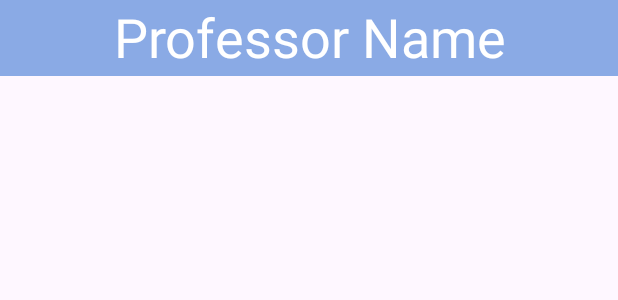
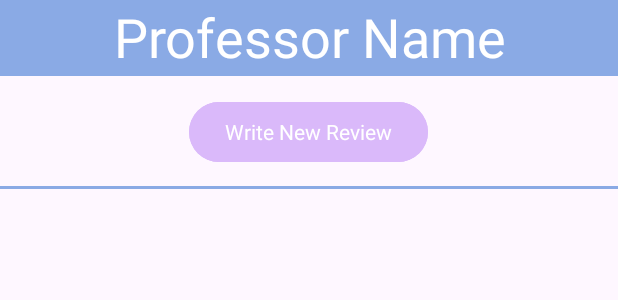
Before and after one commit to evanshaped/FavoriteProfessorApp, an Android app: the layout activity_reviews.xml on its own in the app's theme, with its tools: preview values and no code run, on a phone screen of 412 x 824 dp. Shown: the top 300 px of the screen. Run offline under Robolectric (Android 15) with nearby library versions, the light colour scheme and no system bars.

Commit message:
Add Review page with rating bar and edittext.

```diff
--- a/app/src/main/AndroidManifest.xml
+++ b/app/src/main/AndroidManifest.xml
@@ -29,6 +29,8 @@
         <activity android:name=".ReviewActivity">
 
         </activity>
+
+        <activity android:name=".AddReview"></activity>
     </application>
 
 </manifest>
--- a/app/src/main/java/com/example/favoriteprofessorapp/ReviewActivity.kt
+++ b/app/src/main/java/com/example/favoriteprofessorapp/ReviewActivity.kt
@@ -1,6 +1,7 @@
 package com.example.favoriteprofessorapp
 
 import android.app.Activity
+import android.content.Intent
 import android.os.Bundle
 import android.view.View
 import android.view.ViewGroup
@@ -48,4 +49,9 @@ class ReviewActivity : AppCompatActivity() {
         var adapter : ArrayAdapter<String> = ArrayAdapter(this, android.R.layout.simple_list_item_1, reviews)
         listView.adapter = adapter
     }
+
+    fun processReview(v : View){
+        var myIntent : Intent = Intent(this@ReviewActivity, AddReview::class.java)
+        startActivity(myIntent)
+    }
 }
--- a/app/src/main/res/layout/activity_reviews.xml
+++ b/app/src/main/res/layout/activity_reviews.xml
@@ -17,13 +17,35 @@
         android:layout_width="match_parent"
         android:layout_height="2dp"
         android:background="@color/blue"
-        android:layout_below="@+id/professor_searched"/>
+        android:layout_below="@+id/professor_searched"
+        />
 
+    <TextView
+        android:layout_width="match_parent"
+        android:layout_height="2dp"
+        android:layout_below="@+id/professor_searched"
+        android:layout_marginTop="75dp"
+        android:background="@color/blue"
+        />
     <ListView
         android:layout_width="wrap_content"
         android:layout_height="wrap_content"
+        android:layout_marginTop="75dp"
         android:id="@+id/review_list"
+        android:headerDividersEnabled="true"
         style="@style/DividerStyleLight"
         android:layout_below="@+id/professor_searched" />
 
+    <Button
+        android:layout_width="wrap_content"
+        android:layout_height="wrap_content"
+        android:layout_centerHorizontal="true"
+        android:layout_below="@id/professor_searched"
+        android:layout_marginTop="15dp"
+        style="@style/ButtonStyleLight"
+        android:text="Write New Review"
+        android:id="@+id/newReview"
+        android:onClick="processReview"
+        />
+    />
 </RelativeLayout>
--- a/app/src/main/res/values/themes.xml
+++ b/app/src/main/res/values/themes.xml
@@ -8,7 +8,7 @@
     <style name="Theme.FavoriteProfessorApp" parent="Base.Theme.FavoriteProfessorApp" />
 
     <style name="ButtonStyleLight" parent="Base.Theme.FavoriteProfessorApp">
-        <item name="android:backgroundTint">@color/blue</item>
+        <item name="android:backgroundTint">@color/purple</item>
         <item name="android:textColor">@color/white</item>
     </style>
 
@@ -17,10 +17,17 @@
         <item name="android:dividerHeight">2dp</item>
     </style>
 
-    <style name="ProfessorTitleLight" >
+    <style name="ProfessorTitleLight" parent="Base.Theme.FavoriteProfessorApp" >
         <item name="android:textColor">@color/white</item>
         <item name="android:background">@color/blue</item>
         <item name="android:textSize">36sp</item>
     </style>
 
+    <style name="RatingBarLight" parent="Base.Theme.FavoriteProfessorApp">
+        <item name="android:progressTint">@color/lightGreen</item>
+        <item name="android:rating">2.5</item>
+        <item name="android:scaleX">1.27</item>
+        <item name="android:scaleY">1.27</item>
+    </style>
+
 </resources>
```
Also changed, not shown: app/src/main/java/com/example/favoriteprofessorapp/AddReview.kt (added, +48 -0 lines), app/src/main/res/drawable/textbox.xml (added, +10 -0 lines), app/src/main/res/layout/activity_new_review.xml (added, +55 -0 lines), app/src/main/res/values-night/themes.xml (+8 -1 lines).
